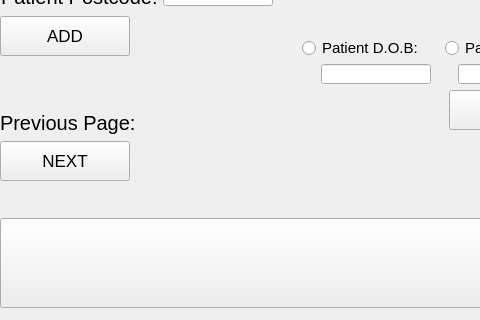
Qt form FIA2.ui (srcoggin/FIA2) before a commit; both pictures show x 0 to 480 and y 322 to 642 of the 965 by 642 pixel window.
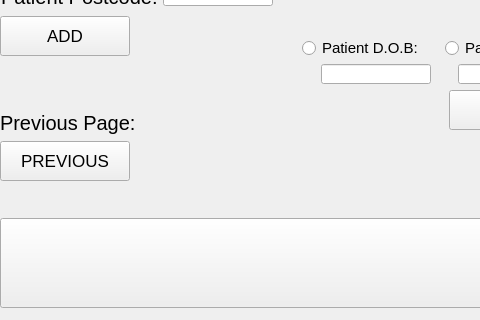
The same form after that commit. The open tabs and pages were chosen to show the change. Icons and pictures are not drawn.

The edit to the form file:
```diff
--- a/FIA2.ui
+++ b/FIA2.ui
@@ -1867,7 +1867,7 @@
            </font>
           </property>
           <property name="text">
-           <string>NEXT</string>
+           <string>PREVIOUS</string>
           </property>
          </widget>
         </item>
```
Left out of the diff: 8 changed lines with no effect on the pictures.
